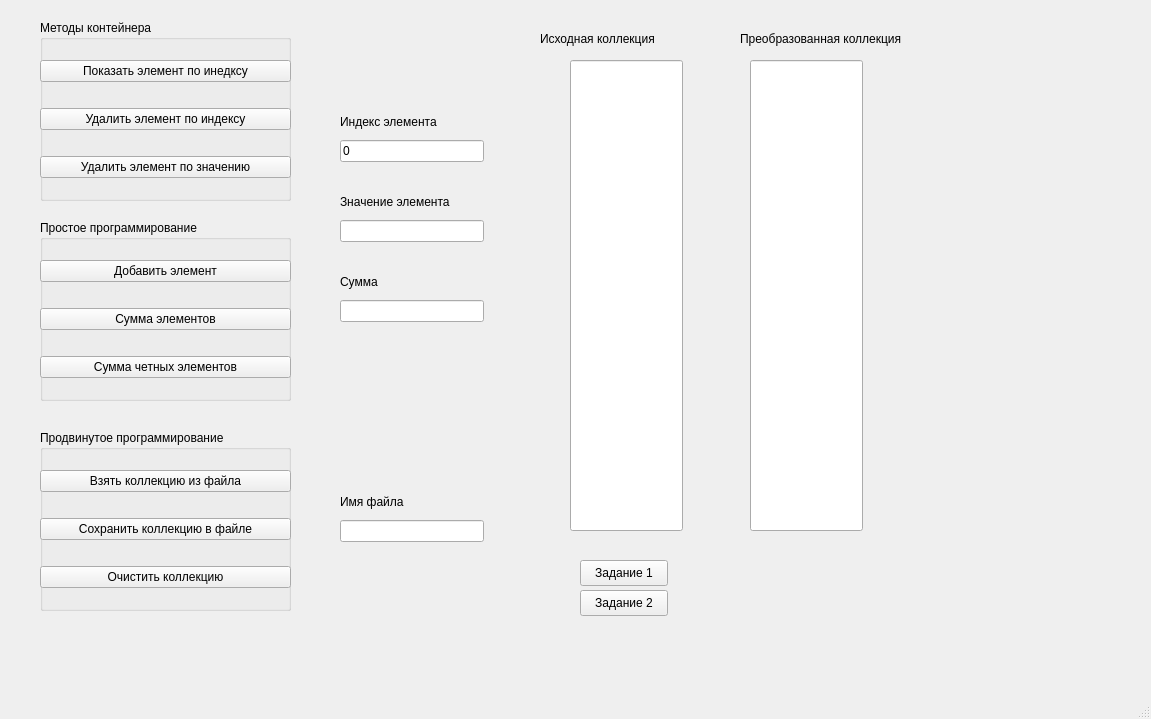
This is mainwindow.ui in KorolevIvanMi/Qt_labs as Qt 5 draws it before an edit. The edited form follows.
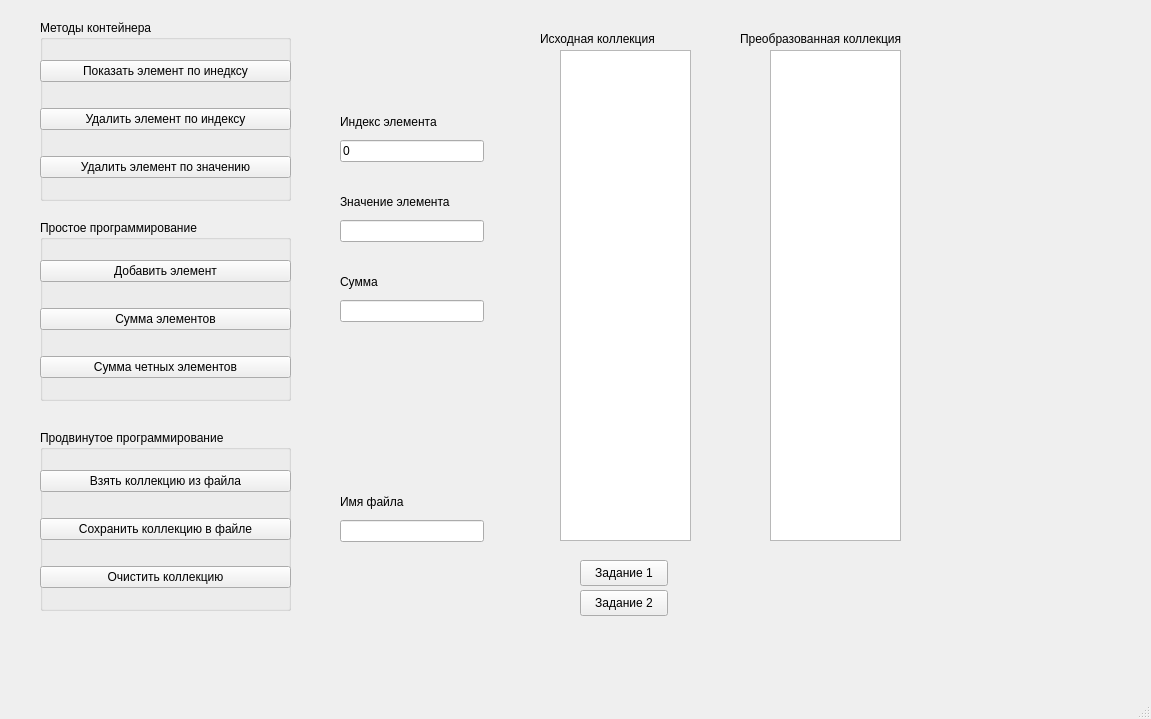
This is the edited form.

```diff
--- a/mainwindow.ui
+++ b/mainwindow.ui
@@ -14,19 +14,6 @@
    <string>Королев Иван 4431</string>
   </property>
   <widget class="QWidget" name="centralwidget">
-   <widget class="QLineEdit" name="startCollectionTxt">
-    <property name="geometry">
-     <rect>
-      <x>570</x>
-      <y>60</y>
-      <width>113</width>
-      <height>471</height>
-     </rect>
-    </property>
-    <property name="readOnly">
-     <bool>true</bool>
-    </property>
-   </widget>
    <widget class="QLabel" name="label_8">
     <property name="geometry">
      <rect>
@@ -40,19 +27,6 @@
      <string>Исходная коллекция</string>
     </property>
    </widget>
-   <widget class="QLineEdit" name="reworkedCollectionTxt">
-    <property name="geometry">
-     <rect>
-      <x>750</x>
-      <y>60</y>
-      <width>113</width>
-      <height>471</height>
-     </rect>
-    </property>
-    <property name="readOnly">
-     <bool>true</bool>
-    </property>
-   </widget>
    <widget class="QLabel" name="label_9">
     <property name="geometry">
      <rect>
@@ -322,6 +296,26 @@
      </item>
     </layout>
    </widget>
+   <widget class="QTextEdit" name="startCollectionTxt">
+    <property name="geometry">
+     <rect>
+      <x>560</x>
+      <y>50</y>
+      <width>131</width>
+      <height>491</height>
+     </rect>
+    </property>
+   </widget>
+   <widget class="QTextEdit" name="endCollectionTxt">
+    <property name="geometry">
+     <rect>
+      <x>770</x>
+      <y>50</y>
+      <width>131</width>
+      <height>491</height>
+     </rect>
+    </property>
+   </widget>
   </widget>
   <widget class="QMenuBar" name="menubar">
    <property name="geometry">
```
